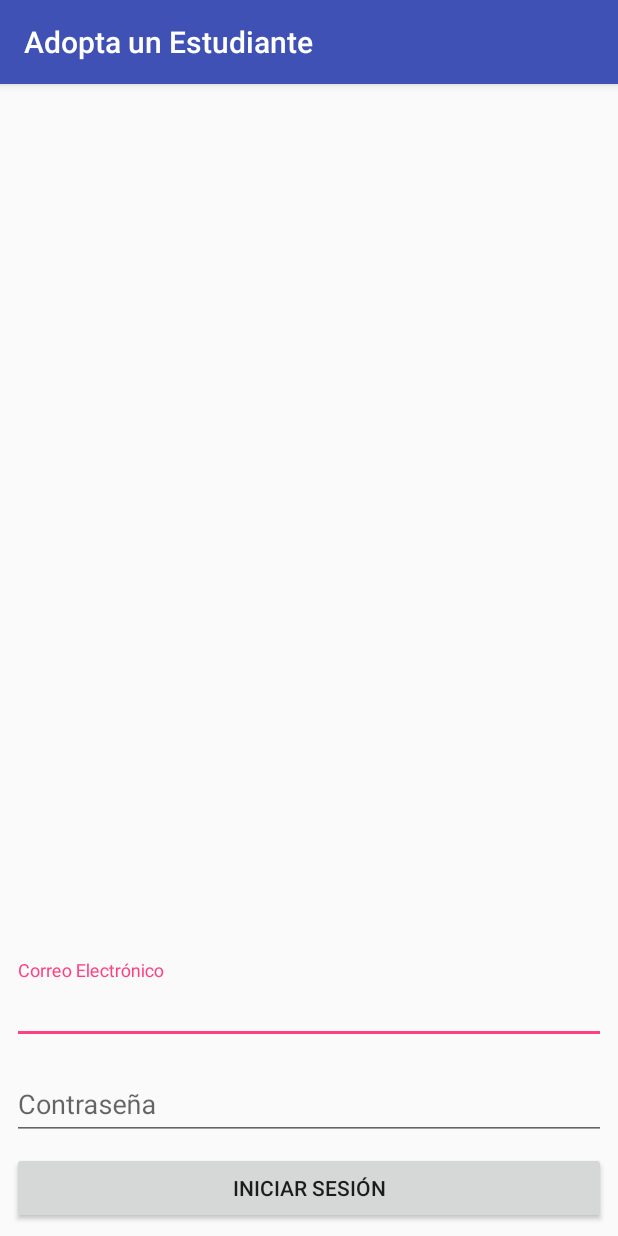
After one commit to UNAMInnovationLab/AdoptaUnEstudiante, an Android app: the LogInActivity screen opened directly, with no data from a screen before it, on a phone screen of 412 x 824 dp. The commit adds this screen. Run offline under Robolectric (Android 15) with nearby library versions, the phone set to English and light mode, and no system bars; our stand-ins replace Firebase (no records; nobody signed in at launch, a user with empty details on screens opened directly).

Commit message:
Login en proceso

```diff
--- /dev/null
+++ b/app/src/main/java/com/lab/innovation/unam/adoptaunestudiante/Interactors/LogInInteractorImpl.java
@@ -0,0 +1,48 @@
+package com.lab.innovation.unam.adoptaunestudiante.Interactors;
+
+import android.support.annotation.NonNull;
+
+import com.google.android.gms.tasks.OnCompleteListener;
+import com.google.android.gms.tasks.Task;
+import com.google.firebase.auth.AuthResult;
+import com.google.firebase.auth.FirebaseAuth;
+import com.google.firebase.auth.FirebaseAuthInvalidCredentialsException;
+import com.google.firebase.auth.FirebaseAuthInvalidUserException;
+import com.lab.innovation.unam.adoptaunestudiante.Interfaces.LogInInteractor;
+import com.lab.innovation.unam.adoptaunestudiante.Interfaces.LogInPresenter;
+import com.lab.innovation.unam.adoptaunestudiante.Model.Util;
+
+public class LogInInteractorImpl implements LogInInteractor {
+
+    private LogInPresenter presenter;
+    private FirebaseAuth firebaseAuth;
+
+    public LogInInteractorImpl(LogInPresenter presenter){
+        this.presenter = presenter;
+        firebaseAuth = FirebaseAuth.getInstance();
+    }
+
+    @Override
+    public void logInWithEmailAndPassword(String email, String password) {
+        firebaseAuth.signInWithEmailAndPassword(email, password).addOnCompleteListener(new OnCompleteListener<AuthResult>() {
+            @Override
+            public void onComplete(@NonNull Task<AuthResult> task) {
+                if (task.isSuccessful())
+                    presenter.logInSuccefully();
+                else
+                    if (!Util.isNetworkConnectionAvailable())
+                        presenter.catchDatabaseError(CONNECTION_ERROR);
+                    else
+                        try {
+                            throw task.getException();
+                        }catch (FirebaseAuthInvalidUserException e){
+                            presenter.catchDatabaseError(EMAIL_NOT_REGISTER);
+                        } catch (FirebaseAuthInvalidCredentialsException e) {
+                            presenter.catchDatabaseError(INCORRECT_PASSWORD);
+                        } catch (Exception e){
+                            presenter.catchDatabaseError(SOME_ERROR);
+                        }
+            }
+        });
+    }
+}
--- /dev/null
+++ b/app/src/main/java/com/lab/innovation/unam/adoptaunestudiante/Interfaces/LogInInteractor.java
@@ -0,0 +1,14 @@
+package com.lab.innovation.unam.adoptaunestudiante.Interfaces;
+
+import com.lab.innovation.unam.adoptaunestudiante.Model.User;
+
+public interface LogInInteractor {
+
+    int SOME_ERROR=0;
+    int EMAIL_NOT_REGISTER=1;
+    int INCORRECT_PASSWORD=2;
+    int CONNECTION_ERROR=3;
+
+    void logInWithEmailAndPassword(String email, String password);
+
+}
--- /dev/null
+++ b/app/src/main/java/com/lab/innovation/unam/adoptaunestudiante/Interfaces/LogInPresenter.java
@@ -0,0 +1,9 @@
+package com.lab.innovation.unam.adoptaunestudiante.Interfaces;
+
+public interface LogInPresenter {
+
+    void verifyValidity(String email, String password);
+    void logInSuccefully();
+    void catchDatabaseError(int error);
+
+}
--- /dev/null
+++ b/app/src/main/java/com/lab/innovation/unam/adoptaunestudiante/Interfaces/LogInView.java
@@ -0,0 +1,15 @@
+package com.lab.innovation.unam.adoptaunestudiante.Interfaces;
+
+public interface LogInView {
+
+    int EMAIL_ERROR = 0;
+    int PASSWORD_ERROR = 1;
+
+    void showProgressBar();
+    void hideProgressBar();
+    void showError(String msj);
+    void showInformation(String msj);
+    void showInputError(int editText, String msj);
+    void navigateToMainActivity();
+
+}
--- a/app/src/main/java/com/lab/innovation/unam/adoptaunestudiante/Presenters/SignUpPresenterImpl.java
+++ b/app/src/main/java/com/lab/innovation/unam/adoptaunestudiante/Presenters/SignUpPresenterImpl.java
@@ -46,14 +46,14 @@ public class SignUpPresenterImpl implements SignUpPresenter {
 
     @Override
     public void catchDatabaseError(int error) {
-        if (error == interactor.SOME_ERROR)
-            view.showError("Ocurrió un error al intentar crear tu cuenta");
-        else if (error == interactor.INVALID_EMAIL_ERROR)
+        if (error == interactor.INVALID_EMAIL_ERROR)
             view.showInputError(view.EMAIL, "Correo electrónico inválido");
         else if (error == interactor.EMAIL_COLLISION_ERROR)
             view.showInputError(view.EMAIL, "Éste correo ya ha sido registrado anteriormente");
         else if(error == interactor.CONNECTION_ERROR)
             view.showError("No hay conexión a internet");
+        else
+            view.showError("Ocurrió un error al intentar crear tu cuenta");
 
         view.hideProgressBar();
     }
--- a/app/src/main/java/com/lab/innovation/unam/adoptaunestudiante/Views/Activities/InformationAppActivity.java
+++ b/app/src/main/java/com/lab/innovation/unam/adoptaunestudiante/Views/Activities/InformationAppActivity.java
@@ -38,7 +38,7 @@ public class InformationAppActivity extends AppCompatActivity
 
     @Override
     public void navigateToLogInActivity() {
-        //startActivity(new Intent(this, LogInActivity.class));
+        startActivity(new Intent(this, LogInActivity.class));
     }
 
     @Override
--- /dev/null
+++ b/app/src/main/java/com/lab/innovation/unam/adoptaunestudiante/Views/Activities/LogInActivity.java
@@ -0,0 +1,81 @@
+package com.lab.innovation.unam.adoptaunestudiante.Views.Activities;
+
+import android.content.Intent;
+import android.graphics.Color;
+import android.support.design.widget.Snackbar;
+import android.support.v7.app.AppCompatActivity;
+import android.os.Bundle;
+import android.view.View;
+import android.widget.EditText;
+import android.widget.ProgressBar;
+
+import com.lab.innovation.unam.adoptaunestudiante.Interfaces.LogInPresenter;
+import com.lab.innovation.unam.adoptaunestudiante.Interfaces.LogInView;
+import com.lab.innovation.unam.adoptaunestudiante.Presenters.LogInPresenterImpl;
+import com.lab.innovation.unam.adoptaunestudiante.R;
+
+public class LogInActivity extends AppCompatActivity implements LogInView {
+
+    private LogInPresenter presenter;
+    private ProgressBar progressBar;
+    private View v;
+    private EditText etEmail, etPassword;
+
+    @Override
+    protected void onCreate(Bundle savedInstanceState) {
+        super.onCreate(savedInstanceState);
+        setContentView(R.layout.activity_log_in);
+
+        presenter = new LogInPresenterImpl(this);
+        progressBar = (ProgressBar) findViewById(R.id.log_in_progressbar);
+        v = findViewById(R.id.log_in_layout);
+        etEmail = (EditText) findViewById(R.id.log_in_et_email);
+        etPassword = (EditText) findViewById(R.id.log_in_et_password);
+
+        findViewById(R.id.log_in_btn_enter).setOnClickListener(new View.OnClickListener() {
+            @Override
+            public void onClick(View v) {
+                presenter.verifyValidity(etEmail.getText().toString(), etPassword.getText().toString());
+            }
+        });
+    }
+
+    @Override
+    public void showProgressBar() {
+        progressBar.setVisibility(View.VISIBLE);
+    }
+
+    @Override
+    public void hideProgressBar() {
+        progressBar.setVisibility(View.INVISIBLE);
+    }
+
+    @Override
+    public void showError(String msj) {
+        Snackbar snackbar = Snackbar.make(v, msj, Snackbar.LENGTH_SHORT);
+        snackbar.getView().setBackgroundColor(Color.parseColor("#cc5959"));
+        snackbar.show();
+    }
+
+    @Override
+    public void showInformation(String msj) {
+        Snackbar.make(v, msj, Snackbar.LENGTH_SHORT).show();
+    }
+
+    @Override
+    public void showInputError(int editText, String msj) {
+        if (editText == EMAIL_ERROR) {
+            etEmail.setError(msj);
+            etEmail.requestFocus();
+        } else if (editText == PASSWORD_ERROR){
+            etPassword.setError(msj);
+            etPassword.requestFocus();
+        }
+    }
+
+    @Override
+    public void navigateToMainActivity() {
+        startActivity(new Intent(this, MainActivity.class));
+        finish();
+    }
+}
--- /dev/null
+++ b/app/src/main/res/layout/activity_log_in.xml
@@ -0,0 +1,72 @@
+<?xml version="1.0" encoding="utf-8"?>
+<android.support.constraint.ConstraintLayout
+    xmlns:android="http://schemas.android.com/apk/res/android"
+    xmlns:tools="http://schemas.android.com/tools"
+    xmlns:app="http://schemas.android.com/apk/res-auto"
+    android:id="@+id/log_in_layout"
+    android:layout_width="match_parent"
+    android:layout_height="match_parent"
+    tools:context="com.lab.innovation.unam.adoptaunestudiante.Views.Activities.LogInActivity">
+
+    <ProgressBar
+        android:id="@+id/log_in_progressbar"
+        android:layout_width="wrap_content"
+        android:layout_height="wrap_content"
+        android:visibility="gone"
+        app:layout_constraintRight_toRightOf="parent"
+        app:layout_constraintLeft_toLeftOf="parent"
+        app:layout_constraintTop_toTopOf="parent"
+        app:layout_constraintBottom_toBottomOf="parent" />
+
+    <android.support.design.widget.TextInputLayout
+        android:layout_width="0dp"
+        android:layout_height="wrap_content"
+        android:layout_marginRight="8dp"
+        app:layout_constraintRight_toRightOf="parent"
+        android:layout_marginLeft="8dp"
+        app:layout_constraintLeft_toLeftOf="parent"
+        android:layout_marginBottom="8dp"
+        app:layout_constraintBottom_toTopOf="@+id/textInputLayout3">
+
+        <EditText
+            android:id="@+id/log_in_et_email"
+            android:layout_width="match_parent"
+            android:layout_height="wrap_content"
+            android:hint="@string/email"
+            android:inputType="textEmailAddress" />
+
+    </android.support.design.widget.TextInputLayout>
+
+    <android.support.design.widget.TextInputLayout
+        android:layout_width="0dp"
+        android:layout_height="wrap_content"
+        android:layout_marginRight="8dp"
+        app:layout_constraintRight_toRightOf="parent"
+        android:layout_marginLeft="8dp"
+        app:layout_constraintLeft_toLeftOf="parent"
+        android:layout_marginBottom="8dp"
+        app:layout_constraintBottom_toTopOf="@+id/log_in_btn_enter"
+        android:id="@+id/textInputLayout3">
+
+        <EditText
+            android:id="@+id/log_in_et_password"
+            android:layout_width="match_parent"
+            android:layout_height="wrap_content"
+            android:hint="@string/password"
+            android:inputType="textPassword" />
+
+    </android.support.design.widget.TextInputLayout>
+
+    <Button
+        android:id="@+id/log_in_btn_enter"
+        android:layout_width="0dp"
+        android:layout_height="wrap_content"
+        android:text="@string/iniciar_sesion"
+        app:layout_constraintBottom_toBottomOf="parent"
+        android:layout_marginBottom="8dp"
+        android:layout_marginRight="8dp"
+        app:layout_constraintRight_toRightOf="parent"
+        android:layout_marginLeft="8dp"
+        app:layout_constraintLeft_toLeftOf="parent" />
+
+</android.support.constraint.ConstraintLayout>
```
Also changed, not shown: app/src/main/AndroidManifest.xml (+6 -4 lines), app/src/main/java/com/lab/innovation/unam/adoptaunestudiante/Interactors/SignUpInteractorImpl.java (+8 -6 lines), app/src/main/java/com/lab/innovation/unam/adoptaunestudiante/Presenters/LogInPresenterImpl.java (added, +49 -0 lines).
